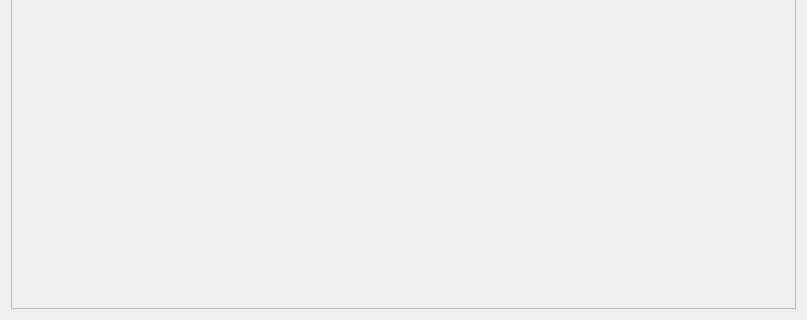
Above: resources/designer_ui/reportwidget.ui from jonathanHuwP/CrystalGrowthTracker before the change; both pictures show x 0 to 807 and y 316 to 636 of the 807 by 636 pixel window. Below: the same form after it.
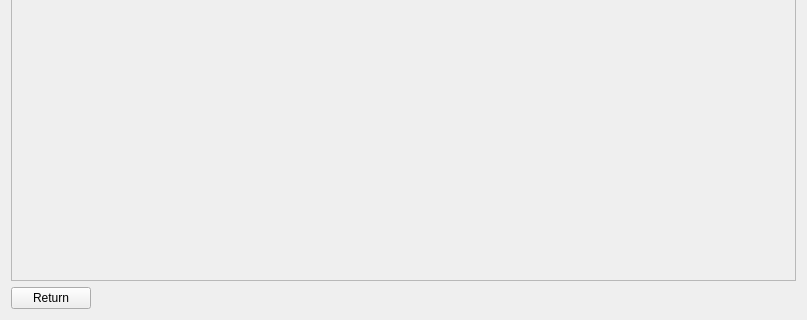
That is the form after the change.

Commit message: removed unwanted widget

What changed in the file:
```diff
--- a/resources/designer_ui/reportwidget.ui
+++ b/resources/designer_ui/reportwidget.ui
@@ -27,6 +27,30 @@
      </property>
     </widget>
    </item>
+   <item>
+    <layout class="QHBoxLayout" name="horizontalLayout">
+     <item>
+      <widget class="QPushButton" name="_returnButton">
+       <property name="text">
+        <string>Return</string>
+       </property>
+      </widget>
+     </item>
+     <item>
+      <spacer name="horizontalSpacer">
+       <property name="orientation">
+        <enum>Qt::Horizontal</enum>
+       </property>
+       <property name="sizeHint" stdset="0">
+        <size>
+         <width>40</width>
+         <height>20</height>
+        </size>
+       </property>
+      </spacer>
+     </item>
+    </layout>
+   </item>
   </layout>
  </widget>
  <resources/>
```
Left out of the diff: 19 changed lines with no effect on the pictures.
